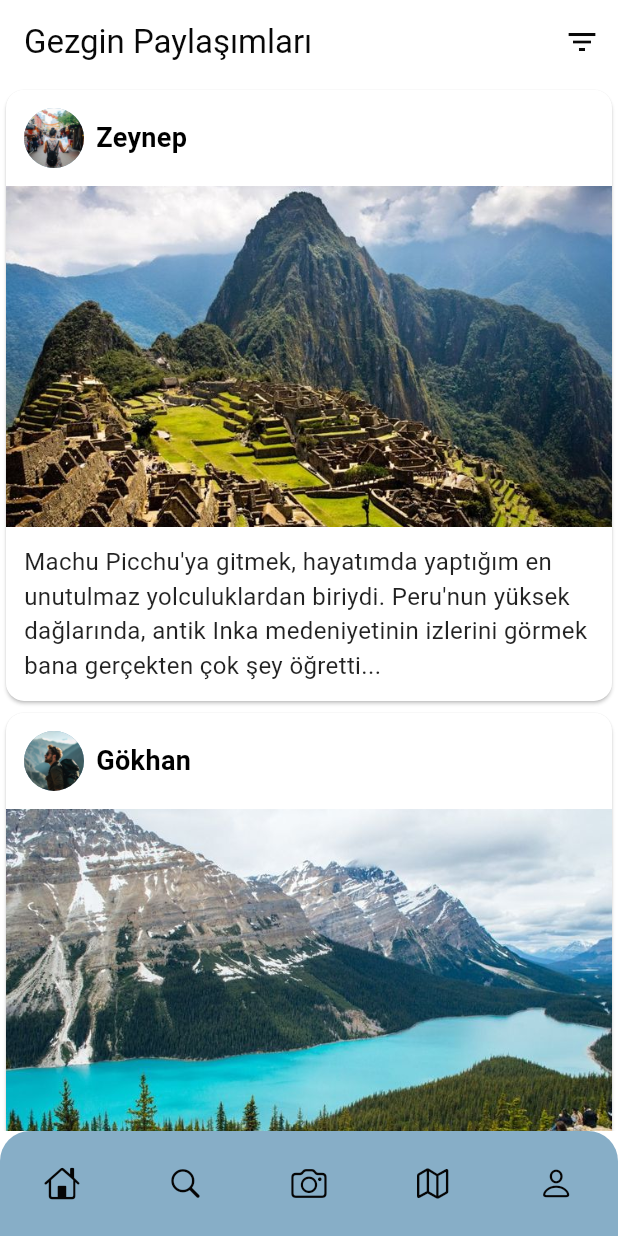
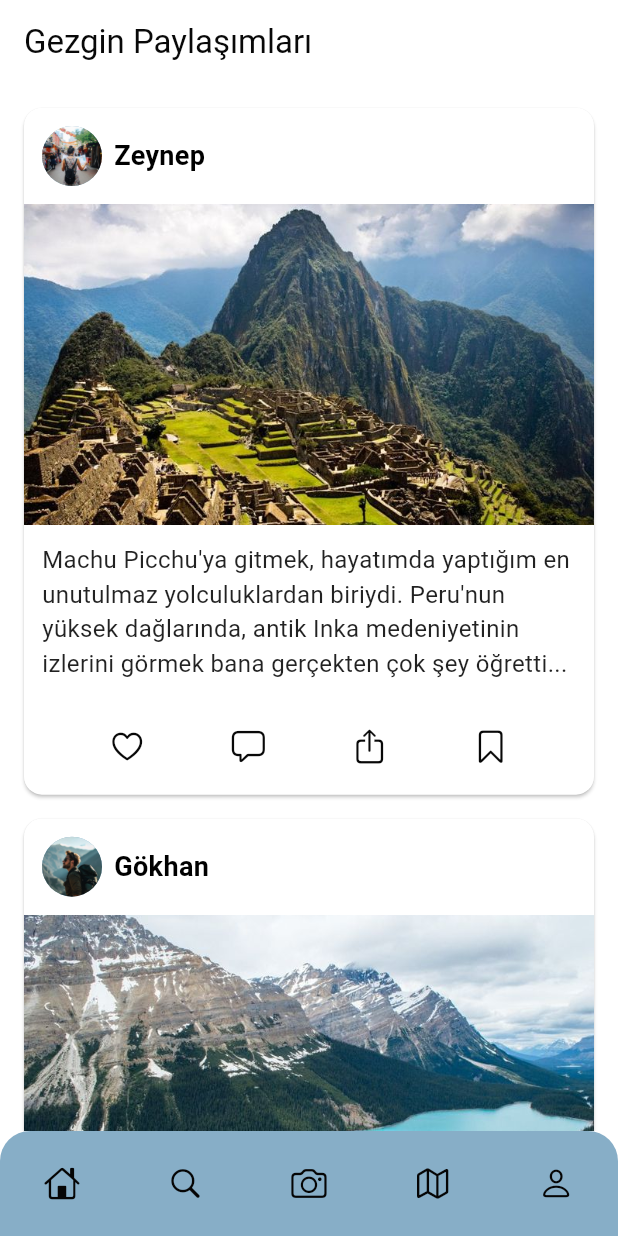
Before and after one commit to zeynepalptekin/WanderCompass, a Flutter app: the CameraScreen screen opened by its route, on a phone screen of 412 x 824 dp. Run offline on Flutter 3.47's test engine with Material 3 defaults, Android fonts, the phone set to English and light mode, and no system bars; our stand-ins replace go_router, google_fonts, lottie; missing offline and left inert: dotlottie_loader.

Commit message:
camera scrrene icons eklendi.

```diff
--- a/lib/core/routes.dart
+++ b/lib/core/routes.dart
@@ -46,7 +46,7 @@ final router = GoRouter(
       path: '/camera',
       pageBuilder: (context, state) => NoTransitionPage<void>(
         key: state.pageKey,
-        child: const CameraScreen(),
+        child: CameraScreen(),
       ),
     ),
     GoRoute(
--- a/lib/screens/camera_screen.dart
+++ b/lib/screens/camera_screen.dart
@@ -1,59 +1,47 @@
 import 'package:flutter/material.dart';
+import 'package:flutter/cupertino.dart';
 import '../widgets/bottom_menu.dart';
 
-class CameraScreen extends StatefulWidget {
-  const CameraScreen({super.key});
+class CameraScreen extends StatelessWidget {
+  CameraScreen({super.key});
 
-  @override
-  State<CameraScreen> createState() => _CameraScreenState();
-}
+  final List<Map<String, String>> cards = [
+    {
+      'userName': 'Zeynep',
+      'userImage': 'assets/images/profile1.jpg', // Profil Resmi
+      'postImage': 'assets/images/machu_picchu.jpg', // Paylaşım Resmi
+      'description':
+          "Machu Picchu'ya gitmek, hayatımda yaptığım en unutulmaz yolculuklardan biriydi. Peru'nun yüksek dağlarında, antik Inka medeniyetinin izlerini görmek bana gerçekten çok şey öğretti...",
+    },
+    {
+      'userName': 'Gökhan',
+      'userImage': 'assets/images/profile2.jpg', // Profil Resmi
+      'postImage': 'assets/images/banff_canada.jpg', // Paylaşım Resmi
+      'description':
+          "Kanada'nın Banff Milli Parkı, doğa severler için bir cennet. Sadece görsel güzellikleriyle değil, aynı zamanda sunduğu macera olanaklarıyla da dikkat çekiyor...",
+    },
+  ];
 
-class _CameraScreenState extends State<CameraScreen> {
   @override
   Widget build(BuildContext context) {
     return Scaffold(
       appBar: AppBar(
         title: Text('Gezgin Paylaşımları'),
-        actions: [
-          IconButton(
-            icon: Icon(Icons.filter_list),
-            onPressed: () => _showFilterDialog(context),
       ),
-        ],
-      ),
-      body: ListView(
-        children: [
-          _buildUserPost(
-            userName: "Zeynep",
-            userImage: "assets/images/profile1.jpg", // Profil Resmi
-            postImage: "assets/images/machu_picchu.jpg", // Paylaşım Resmi
-            postText:
-                "Machu Picchu'ya gitmek, hayatımda yaptığım en unutulmaz yolculuklardan biriydi. Peru'nun yüksek dağlarında, antik Inka medeniyetinin izlerini görmek bana gerçekten çok şey öğretti...",
-          ),
-          _buildUserPost(
-            userName: "Gökhan",
-            userImage: "assets/images/profile2.jpg", // Profil Resmi
-            postImage: "assets/images/banff_canada.jpg", // Paylaşım Resmi
-            postText:
-                "Kanada'nın Banff Milli Parkı, doğa severler için bir cennet. Sadece görsel güzellikleriyle değil, aynı zamanda sunduğu macera olanaklarıyla da dikkat çekiyor...",
-          ),
-        ],
-      ),
-      bottomNavigationBar: BottomMenu(),
-    );
-  }
-
-  Widget _buildUserPost({
-    required String userName,
-    required String userImage,
-    required String postImage,
-    required String postText,
-  }) {
+      body: CustomScrollView(
+        slivers: [
+          SliverPadding(
+            padding: const EdgeInsets.all(16.0),
+            sliver: SliverList(
+              delegate: SliverChildBuilderDelegate(
+                (context, index) {
+                  final card = cards[index];
                   return Card(
                     clipBehavior: Clip.antiAlias,
                     shape: RoundedRectangleBorder(
                       borderRadius: BorderRadius.circular(12),
                     ),
+                    margin: EdgeInsets.only(bottom: 16),
                     child: Column(
                       crossAxisAlignment: CrossAxisAlignment.start,
                       children: [
@@ -63,149 +51,83 @@ class _CameraScreenState extends State<CameraScreen> {
                           child: Row(
                             children: [
                               CircleAvatar(
-                  backgroundImage: AssetImage(userImage), // Kullanıcı profili
+                                backgroundImage: AssetImage(
+                                    card['userImage']!), // Profil fotoğrafı
                               ),
                               const SizedBox(width: 8),
-                Text(
-                  userName,
+                              Expanded(
+                                child: Text(
+                                  card['userName']!,
                                   style: TextStyle(
                                     fontSize: 18,
                                     fontWeight: FontWeight.bold,
-                    color: Colors.black, // Siyah renk
+                                    color: Colors.black,
+                                  ),
+                                  overflow: TextOverflow.ellipsis,
                                 ),
                               ),
                             ],
                           ),
                         ),
+
                         // Paylaşım Görseli
                         AspectRatio(
                           aspectRatio: 16 / 9,
                           child: Image.asset(
-              postImage, // Paylaşılan yerin resmi
+                            card['postImage']!, // Paylaşım fotoğrafı
                             fit: BoxFit.cover,
                           ),
                         ),
+
                         // Yazı
                         Padding(
                           padding: const EdgeInsets.all(12.0),
                           child: Text(
-              postText,
+                            card['description']!,
                             style: const TextStyle(
                               fontSize: 16,
                               color: Colors.black87,
                             ),
                           ),
                         ),
-        ],
+
+                        // İkonlar
+                        Padding(
+                          padding: const EdgeInsets.symmetric(
+                              horizontal: 12.0, vertical: 8.0),
+                          child: Row(
+                            mainAxisAlignment: MainAxisAlignment.spaceEvenly,
+                            children: [
+                              IconButton(
+                                icon: Icon(CupertinoIcons.heart),
+                                onPressed: () {},
                               ),
-    );
-  }
-
-  void _showFilterDialog(BuildContext context) {
-    showDialog(
-      context: context,
-      builder: (context) => AlertDialog(
-        title: Row(
-          mainAxisAlignment: MainAxisAlignment.spaceBetween,
-          children: [
-            Text('Filtrele'),
                               IconButton(
-              icon: Icon(Icons.close),
-              onPressed: () => Navigator.pop(context),
+                                icon: Icon(CupertinoIcons.bubble_left),
+                                onPressed: () {},
+                              ),
+                              IconButton(
+                                icon: Icon(CupertinoIcons.share),
+                                onPressed: () {},
+                              ),
+                              IconButton(
+                                icon: Icon(CupertinoIcons.bookmark),
+                                onPressed: () {},
                               ),
                             ],
-        ),
-        content: Column(
-          mainAxisSize: MainAxisSize.min,
-          crossAxisAlignment: CrossAxisAlignment.start,
-          children: [
-            Text(
-              'Aktivite Seçin',
-              style: Theme.of(context).textTheme.titleMedium,
-            ),
-            SizedBox(height: 8),
-            Wrap(
-              spacing: 8,
-              children: [
-                FilterChip(
-                  label: Text('Doğa Yürüyüşleri'),
-                  selected: true,
-                  onSelected: (_) {},
-                ),
-                FilterChip(
-                  label: Text('Tarihi Yerler'),
-                  selected: false,
-                  onSelected: (_) {},
-                ),
-                FilterChip(
-                  label: Text('Dağcılık'),
-                  selected: false,
-                  onSelected: (_) {},
-                ),
-                FilterChip(
-                  label: Text('Plajlar'),
-                  selected: false,
-                  onSelected: (_) {},
-                ),
-              ],
-            ),
-            SizedBox(height: 16),
-            Text(
-              'Arama',
-              style: Theme.of(context).textTheme.titleMedium,
-            ),
-            SizedBox(height: 8),
-            TextField(
-              decoration: InputDecoration(
-                hintText: 'Yer veya Aktivite Ara...',
-                prefixIcon: Icon(Icons.search),
-                border: OutlineInputBorder(),
-              ),
-            ),
-            SizedBox(height: 16),
-            Text(
-              'Fiyat Aralığı',
-              style: Theme.of(context).textTheme.titleMedium,
-            ),
-            SizedBox(height: 8),
-            Row(
-              children: [
-                Expanded(
-                  child: TextField(
-                    decoration: InputDecoration(
-                      hintText: 'Min',
-                      prefixText: '₺',
-                      border: OutlineInputBorder(),
-                    ),
-                    keyboardType: TextInputType.number,
-                  ),
-                ),
-                SizedBox(width: 16),
-                Expanded(
-                  child: TextField(
-                    decoration: InputDecoration(
-                      hintText: 'Max',
-                      prefixText: '₺',
-                      border: OutlineInputBorder(),
-                    ),
-                    keyboardType: TextInputType.number,
                           ),
                         ),
                       ],
                     ),
-          ],
+                  );
+                },
+                childCount: cards.length,
               ),
-        actions: [
-          TextButton(
-            onPressed: () => Navigator.pop(context),
-            child: Text('Temizle'),
             ),
-          FilledButton(
-            onPressed: () => Navigator.pop(context),
-            child: Text('Uygula'),
           ),
         ],
       ),
+      bottomNavigationBar: BottomMenu(),
     );
   }
 }
--- a/lib/screens/home_screen.dart
+++ b/lib/screens/home_screen.dart
@@ -49,14 +49,14 @@ class HomeScreen extends StatelessWidget {
             ),
             // Menü öğeleri
             ListTile(
-              leading: Icon(CupertinoIcons.home),
+              leading: Icon(Icons.home),
               title: Text('Ana Sayfa'),
-              onTap: () => Navigator.pop(context),
+              onTap: () => context.go("/home"),
             ),
             ListTile(
               leading: Icon(CupertinoIcons.search),
               title: Text('Arama'),
-              onTap: () => Navigator.pop(context),
+              onTap: () => context.go("/search"),
             ),
             ListTile(
               leading: Icon(CupertinoIcons.photo),
--- a/lib/screens/person_screen.dart
+++ b/lib/screens/person_screen.dart
@@ -3,6 +3,7 @@ import 'package:flutter/material.dart';
 import 'package:go_router/go_router.dart';
 import 'package:provider/provider.dart';
 
+// ignore: unused_import
 import '../core/constants.dart';
 import '../core/themes.dart';
 import '../widgets/bottom_menu.dart';
```
Lines whose indentation alone changed are shown as unchanged.
